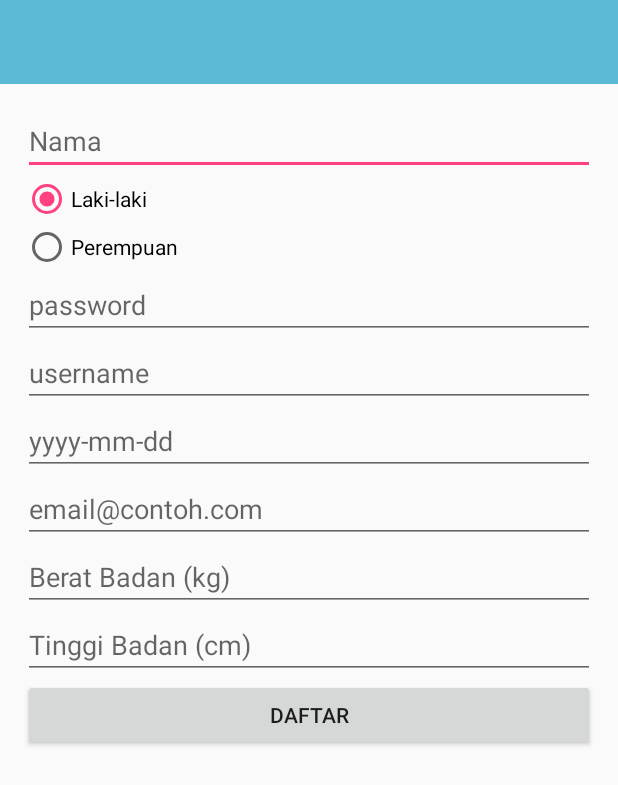
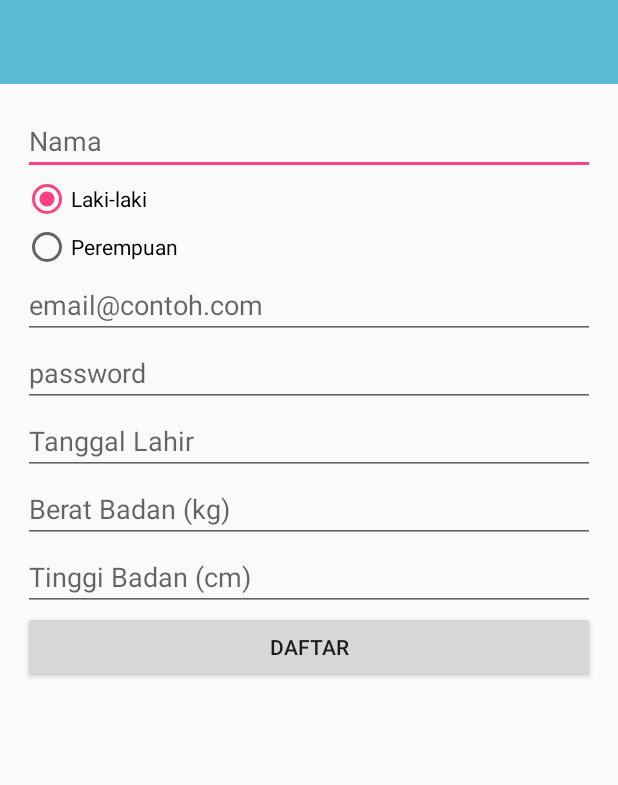
Before and after one commit to ayyash-ayyub/Behy, an Android app: the Register screen opened directly, with no data from a screen before it, on a phone screen of 412 x 824 dp. Shown: the top 785 px of the screen. Run offline under Robolectric (Android 15) with nearby library versions, the phone set to English and light mode, and no system bars; our stand-ins replace Volley.

```diff
--- a/app/src/main/java/adompo/ayyash/behay/ConfigUmum.java
+++ b/app/src/main/java/adompo/ayyash/behay/ConfigUmum.java
@@ -11,6 +11,8 @@ public class ConfigUmum {
 
     public static String URL_GET_JML_FFQ = "http://"+IP+"/api/get_jumlah_ffq.php?email=";
     public static String URL_GET_JML_SEDENTARI = "http://"+IP+"/api/get_jumlah_menit_sedentari.php?email=";
+
+
 
 
     public static final String LOGIN_URL = "http://"+IP+"/login.php";
--- a/app/src/main/java/adompo/ayyash/behay/LoginActivity.java
+++ b/app/src/main/java/adompo/ayyash/behay/LoginActivity.java
@@ -30,7 +30,7 @@ public class LoginActivity extends AppCompatActivity {
 
     private TextView tombolDaftar;
     EditText email,password;
-     Button login;
+    Button login;
     private boolean loggedIn = false;
     ProgressDialog progressDialog;
     @Override
@@ -155,8 +155,8 @@ public class LoginActivity extends AppCompatActivity {
         // make first time launch TRUE
         prefManager.setFirstTimeLaunch(true);
 
-       // startActivity(new Intent(LoginActivity.this, WelcomeActivity.class));
-       // finish();
+        // startActivity(new Intent(LoginActivity.this, WelcomeActivity.class));
+        // finish();
 
     }
 }
--- a/app/src/main/java/adompo/ayyash/behay/Register.java
+++ b/app/src/main/java/adompo/ayyash/behay/Register.java
@@ -1,11 +1,13 @@
 package adompo.ayyash.behay;
 
+import android.app.DatePickerDialog;
 import android.app.ProgressDialog;
 import android.content.Intent;
 import android.support.v7.app.AppCompatActivity;
 import android.os.Bundle;
 import android.view.View;
 import android.widget.Button;
+import android.widget.DatePicker;
 import android.widget.EditText;
 import android.widget.RadioButton;
 import android.widget.RadioGroup;
@@ -20,6 +22,7 @@ import com.android.volley.VolleyError;
 import com.android.volley.toolbox.StringRequest;
 import com.android.volley.toolbox.Volley;
 
+import java.util.Calendar;
 import java.util.HashMap;
 import java.util.Map;
 
@@ -32,14 +35,19 @@ public class Register extends AppCompatActivity {
     public static final String KEY_EMAIL = "email";
     public static final String KEY_USERNAME = "username";
     public static final String KEY_PASS = "password";
+    public static final String KEY_BERAT = "berat_badan";
+    public static final String KEY_TINGGI = "tinggi_badan";
+
+
     String jenisKelamin="";
 
 
     Button tomboldaftar;
     ProgressDialog progressDialog;
 
-    EditText txt_nama,  txt_ttl, txt_email, txt_username, txt_password;
+    EditText txt_nama,  txt_ttl, txt_email,  txt_password, txt_tinggi, txt_berat;
     RadioGroup rgjk;
+    private int mYear, mMonth, mDay;
     RadioButton jeniskelamin;
 
     @Override
@@ -56,7 +64,30 @@ public class Register extends AppCompatActivity {
 
         txt_ttl      = (EditText) findViewById(R.id.txtDate);
         txt_email   = (EditText)findViewById(R.id.txtemail);
-        txt_username     = (EditText)findViewById(R.id.txtusername);
+        txt_berat     = (EditText)findViewById(R.id.txtBerat);
+        txt_tinggi     = (EditText)findViewById(R.id.txtTinggi);
+//        txt_ttl.setEnabled(false);
+        txt_ttl.setOnClickListener(new View.OnClickListener() {
+            @Override
+            public void onClick(View view) {
+                final Calendar c = Calendar.getInstance();
+                mYear = c.get(Calendar.YEAR);
+                mMonth = c.get(Calendar.MONTH);
+                mDay = c.get(Calendar.DAY_OF_MONTH);
+
+                DatePickerDialog datePickerDialog = new DatePickerDialog(Register.this,
+                        new DatePickerDialog.OnDateSetListener() {
+
+                            @Override
+                            public void onDateSet(DatePicker view, int year,
+                                                  int monthOfYear, int dayOfMonth) {
+                                txt_ttl.setText(year + "-" + (monthOfYear + 1) + "-" + dayOfMonth);
+                            }
+                        }, mYear, mMonth, mDay);
+                datePickerDialog.show();
+            }
+        });
+
 
 
 
@@ -77,8 +108,9 @@ public class Register extends AppCompatActivity {
                 if(txt_nama.getText().toString().isEmpty()
                         || txt_ttl.getText().toString().equals("")
                         || txt_email.getText().toString().equals("")
-                            || txt_username.getText().toString().equals("")
-                            || txt_password.getText().toString().equals("")){
+                        || txt_password.getText().toString().equals("")
+                        || txt_berat.getText().toString().equals("")
+                        || txt_tinggi.getText().toString().equals("")){
                     Toast.makeText(getApplicationContext(),"pastikan data terisi semua", Toast.LENGTH_LONG).show();
                 } else {
                     // Toast.makeText(getApplicationContext(),"sip: " + jeniskelamin.getText().toString(), Toast.LENGTH_LONG).show();
@@ -108,8 +140,9 @@ public class Register extends AppCompatActivity {
         final String jenis_kelamin = jeniskelamin.getText().toString().trim();
         final String tanggal_lahir = txt_ttl.getText().toString().trim();
         final String email = txt_email.getText().toString().trim();
-        final String username = txt_username.getText().toString().trim();
         final String password = txt_password.getText().toString().trim();
+        final String berat_badan = txt_berat.getText().toString().trim();
+        final String tinggi_badan = txt_tinggi.getText().toString().trim();
 
 
 
@@ -143,8 +176,9 @@ public class Register extends AppCompatActivity {
                 params.put(KEY_JK, jenis_kelamin);
                 params.put(KEY_TGL_LAHIR, tanggal_lahir);
                 params.put(KEY_EMAIL, email);
-                params.put(KEY_USERNAME, username);
                 params.put(KEY_PASS, password);
+                params.put(KEY_BERAT, berat_badan);
+                params.put(KEY_TINGGI, tinggi_badan);
 
                 return params;
             }
--- a/app/src/main/res/layout/activity_register.xml
+++ b/app/src/main/res/layout/activity_register.xml
@@ -55,6 +55,14 @@
             </RadioGroup>
 
             <EditText
+                android:id="@+id/txtemail"
+                android:layout_width="match_parent"
+                android:layout_height="wrap_content"
+                android:ems="10"
+                android:hint="email@contoh.com"
+                android:inputType="textEmailAddress" />
+
+            <EditText
                 android:id="@+id/txtPass"
                 android:layout_width="match_parent"
                 android:layout_height="wrap_content"
@@ -63,28 +71,13 @@
                 android:inputType="textPassword" />
 
             <EditText
-                android:id="@+id/txtusername"
-                android:layout_width="match_parent"
-                android:layout_height="wrap_content"
-                android:ems="10"
-                android:hint="username"
-                android:inputType="textPersonName" />
-
-            <EditText
                 android:id="@+id/txtDate"
                 android:layout_width="match_parent"
                 android:layout_height="wrap_content"
                 android:ems="10"
-                android:hint="yyyy-mm-dd"
-                android:inputType="date" />
-
-            <EditText
-                android:id="@+id/txtemail"
-                android:layout_width="match_parent"
-                android:layout_height="wrap_content"
-                android:ems="10"
-                android:hint="email@contoh.com"
-                android:inputType="textEmailAddress" />
+                android:hint="Tanggal Lahir"
+                android:editable="false"
+                android:inputType="none" />
 
             <EditText
                 android:id="@+id/txtBerat"
@@ -92,7 +85,7 @@
                 android:layout_height="wrap_content"
                 android:ems="10"
                 android:hint="Berat Badan (kg)"
-                android:inputType="number" />
+                android:inputType="numberDecimal" />
 
             <EditText
                 android:id="@+id/txtTinggi"
@@ -100,7 +93,7 @@
                 android:layout_height="wrap_content"
                 android:ems="10"
                 android:hint="Tinggi Badan (cm)"
-                android:inputType="number" />
+                android:inputType="numberDecimal" />
 
             <Button
                 android:id="@+id/btnDaftar"
```
Also changed, not shown: 1 other file. Lines whose indentation alone changed are shown as unchanged.
